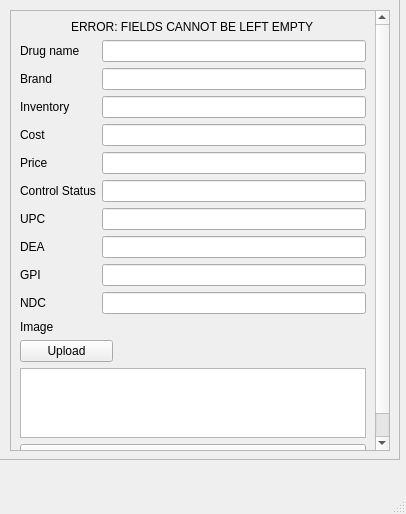
This is addgrug.ui in WNewsome/Pharmaceutical-Point-of-Sale as Qt 5 draws it before an edit. The edited form follows.
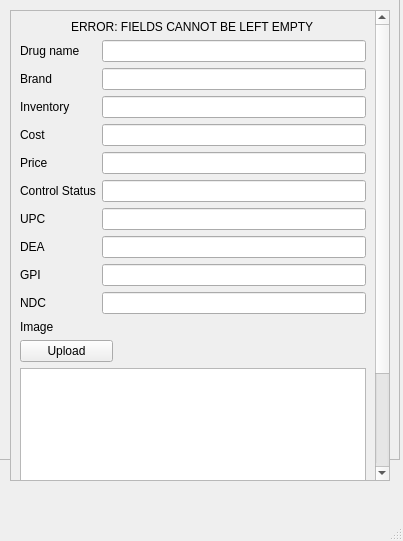
This is the edited form.

```diff
--- a/addgrug.ui
+++ b/addgrug.ui
@@ -6,8 +6,8 @@
    <rect>
     <x>0</x>
     <y>0</y>
-    <width>406</width>
-    <height>514</height>
+    <width>403</width>
+    <height>541</height>
    </rect>
   </property>
   <property name="windowTitle">
@@ -20,7 +20,7 @@
       <x>10</x>
       <y>10</y>
       <width>380</width>
-      <height>441</height>
+      <height>471</height>
      </rect>
     </property>
     <property name="widgetResizable">
@@ -32,7 +32,7 @@
        <x>0</x>
        <y>0</y>
        <width>357</width>
-       <height>517</height>
+       <height>630</height>
       </rect>
      </property>
      <layout class="QGridLayout" name="gridLayout_2">
@@ -220,6 +220,16 @@
         </property>
        </widget>
       </item>
+      <item row="6" column="0">
+       <widget class="QGraphicsView" name="Image">
+        <property name="minimumSize">
+         <size>
+          <width>0</width>
+          <height>200</height>
+         </size>
+        </property>
+       </widget>
+      </item>
      </layout>
     </widget>
    </widget>
```
Left out of the diff: 5 changed lines with no effect on the pictures.
